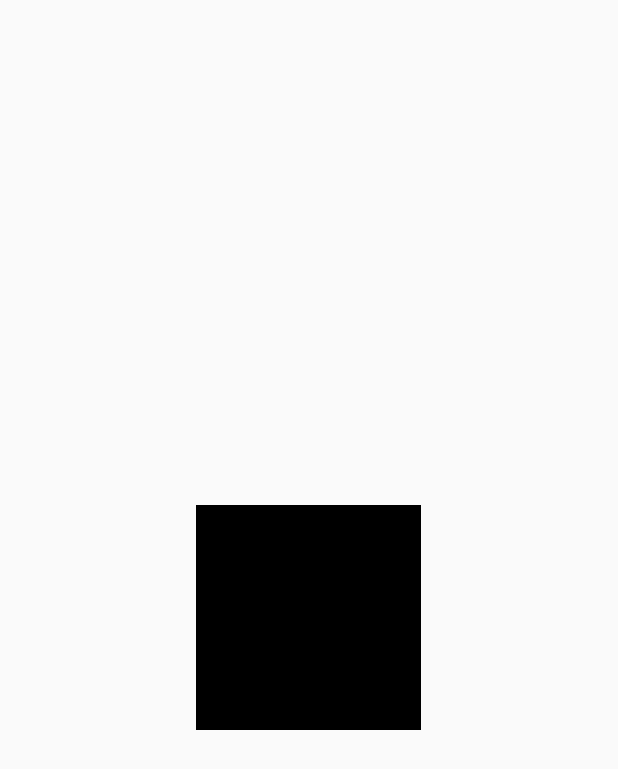
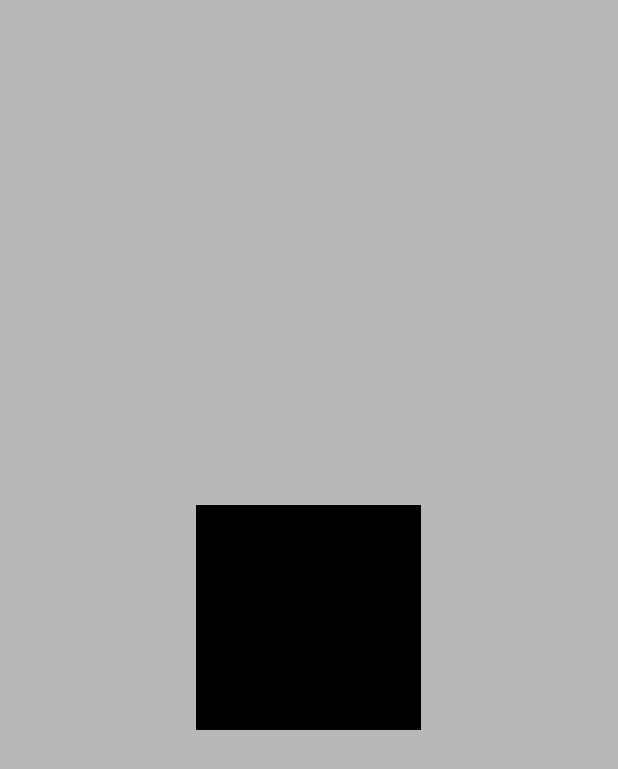
Before and after one commit to deepshooter/AndroidBarcodeScannerOverlay, an Android app: the layout activity_main.xml on its own in the app's theme, with its tools: preview values and no code run, on a phone screen of 412 x 824 dp. Shown: the top 769 px of the screen. Run offline under Robolectric (Android 15) with nearby library versions, the phone set to English and light mode, and no system bars.

```diff
--- a/app/src/main/AndroidManifest.xml
+++ b/app/src/main/AndroidManifest.xml
@@ -3,7 +3,7 @@
     xmlns:tools="http://schemas.android.com/tools"
     package="com.deepshooter.androidbarcodescanneroverlay">
 
-
+    <uses-permission android:name="android.permission.CAMERA" />
 
     <application
         android:allowBackup="true"
--- a/app/src/main/res/layout/activity_main.xml
+++ b/app/src/main/res/layout/activity_main.xml
@@ -6,6 +6,21 @@
     android:layout_height="match_parent"
     tools:context=".MainActivity">
 
+    <LinearLayout
+        android:id="@+id/cPreview"
+        android:layout_width="match_parent"
+        android:layout_height="match_parent"
+        android:orientation="horizontal">
+
+
+    </LinearLayout>
+
+    <LinearLayout
+        android:layout_width="match_parent"
+        android:layout_height="match_parent"
+        android:background="#44000000"
+        android:gravity="center"
+        android:orientation="horizontal">
 
         <com.deepshooter.androidbarcodescanneroverlay.ScannerOverlay
             android:layout_width="150dp"
@@ -18,5 +33,6 @@
             app:square_height="200"
             app:square_width="200" />
 
+    </LinearLayout>
 
 </RelativeLayout>
```
Also changed, not shown: app/src/main/java/com/deepshooter/androidbarcodescanneroverlay/CameraPreview.java (added, +76 -0 lines), app/src/main/java/com/deepshooter/androidbarcodescanneroverlay/MainActivity.java (+19 -2 lines). Lines whose indentation alone changed are shown as unchanged.
